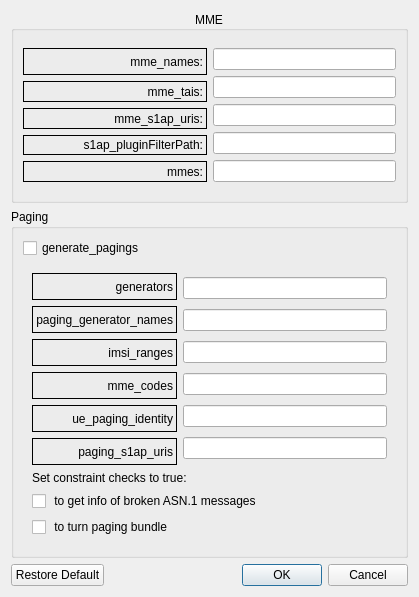
First picture: the form in LTEsimGeneratorGUI/Ui/DataForms/mmeform.ui, repository moniss23/junit4, before the edit.
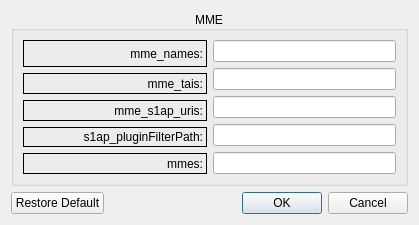
Second picture: the form after the edit.

Commit message: Added Paging window

What changed in the file:
```diff
--- a/LTEsimGeneratorGUI/Ui/DataForms/mmeform.ui
+++ b/LTEsimGeneratorGUI/Ui/DataForms/mmeform.ui
@@ -7,7 +7,7 @@
     <x>0</x>
     <y>0</y>
     <width>419</width>
-    <height>597</height>
+    <height>213</height>
    </rect>
   </property>
   <property name="windowTitle">
@@ -163,269 +163,6 @@
        </layout>
       </widget>
      </item>
-     <item>
-      <widget class="QGroupBox" name="gbPaging">
-       <property name="enabled">
-        <bool>true</bool>
-       </property>
-       <property name="title">
-        <string>Paging</string>
-       </property>
-       <layout class="QGridLayout" name="gridLayout_3">
-        <item row="1" column="1">
-         <widget class="QFrame" name="pagings">
-          <property name="enabled">
-           <bool>true</bool>
-          </property>
-          <property name="frameShape">
-           <enum>QFrame::NoFrame</enum>
-          </property>
-          <property name="frameShadow">
-           <enum>QFrame::Raised</enum>
-          </property>
-          <layout class="QGridLayout" name="gridLayout_2">
-           <item row="1" column="0">
-            <layout class="QVBoxLayout" name="verticalLayout_5">
-             <item>
-              <layout class="QHBoxLayout" name="horizontalLayout_2">
-               <item>
-                <layout class="QVBoxLayout" name="verticalLayout_3">
-                 <item>
-                  <widget class="QLabel" name="lbl_2">
-                   <property name="enabled">
-                    <bool>true</bool>
-                   </property>
-                   <property name="minimumSize">
-                    <size>
-                     <width>0</width>
-                     <height>27</height>
-                    </size>
-                   </property>
-                   <property name="frameShape">
-                    <enum>QFrame::Box</enum>
-                   </property>
-                   <property name="frameShadow">
-                    <enum>QFrame::Plain</enum>
-                   </property>
-                   <property name="text">
-                    <string>generators</string>
-                   </property>
-                   <property name="alignment">
-                    <set>Qt::AlignRight|Qt::AlignTrailing|Qt::AlignVCenter</set>
-                   </property>
-                  </widget>
-                 </item>
-                 <item>
-                  <widget class="QLabel" name="lbl_3">
-                   <property name="enabled">
-                    <bool>true</bool>
-                   </property>
-                   <property name="minimumSize">
-                    <size>
-                     <width>0</width>
-                     <height>27</height>
-                    </size>
-                   </property>
-                   <property name="frameShape">
-                    <enum>QFrame::Box</enum>
-                   </property>
-                   <property name="frameShadow">
-                    <enum>QFrame::Plain</enum>
-                   </property>
-                   <property name="text">
-                    <string>paging_generator_names</string>
-                   </property>
-                   <property name="alignment">
-                    <set>Qt::AlignRight|Qt::AlignTrailing|Qt::AlignVCenter</set>
-                   </property>
-                  </widget>
-                 </item>
-                 <item>
-                  <widget class="QLabel" name="lbl_5">
-                   <property name="enabled">
-                    <bool>true</bool>
-                   </property>
-                   <property name="minimumSize">
-                    <size>
-                     <width>0</width>
-                     <height>27</height>
-                    </size>
-                   </property>
-                   <property name="frameShape">
-                    <enum>QFrame::Box</enum>
-                   </property>
-                   <property name="frameShadow">
-                    <enum>QFrame::Plain</enum>
-                   </property>
-                   <property name="text">
-                    <string>imsi_ranges</string>
-                   </property>
-                   <property name="alignment">
-                    <set>Qt::AlignRight|Qt::AlignTrailing|Qt::AlignVCenter</set>
-                   </property>
-                  </widget>
-                 </item>
-                 <item>
-                  <widget class="QLabel" name="lbl_7">
-                   <property name="enabled">
-                    <bool>true</bool>
-                   </property>
-                   <property name="minimumSize">
-                    <size>
-                     <width>0</width>
-                     <height>27</height>
-                    </size>
-                   </property>
-                   <property name="frameShape">
-                    <enum>QFrame::Box</enum>
-                   </property>
-                   <property name="frameShadow">
-                    <enum>QFrame::Plain</enum>
-                   </property>
-                   <property name="text">
-                    <string>mme_codes</string>
-                   </property>
-                   <property name="alignment">
-                    <set>Qt::AlignRight|Qt::AlignTrailing|Qt::AlignVCenter</set>
-                   </property>
-                  </widget>
-                 </item>
-                 <item>
-                  <widget class="QLabel" name="lbl_6">
-                   <property name="enabled">
-                    <bool>true</bool>
-                   </property>
-                   <property name="minimumSize">
-                    <size>
-                     <width>0</width>
-                     <height>27</height>
-                    </size>
-                   </property>
-                   <property name="frameShape">
-                    <enum>QFrame::Box</enum>
-                   </property>
-                   <property name="frameShadow">
-                    <enum>QFrame::Plain</enum>
-                   </property>
-                   <property name="text">
-                    <string>ue_paging_identity</string>
-                   </property>
-                   <property name="alignment">
-                    <set>Qt::AlignRight|Qt::AlignTrailing|Qt::AlignVCenter</set>
-                   </property>
-                  </widget>
-                 </item>
-                 <item>
-                  <widget class="QLabel" name="lbl_4">
-                   <property name="enabled">
-                    <bool>true</bool>
-                   </property>
-                   <property name="minimumSize">
-                    <size>
-                     <width>0</width>
-                     <height>27</height>
-                    </size>
-                   </property>
-                   <property name="frameShape">
-                    <enum>QFrame::Box</enum>
-                   </property>
-                   <property name="frameShadow">
-                    <enum>QFrame::Plain</enum>
-                   </property>
-                   <property name="text">
-                    <string>paging_s1ap_uris</string>
-                   </property>
-                   <property name="alignment">
-                    <set>Qt::AlignRight|Qt::AlignTrailing|Qt::AlignVCenter</set>
-                   </property>
-                  </widget>
-                 </item>
-                </layout>
-               </item>
-               <item>
-                <layout class="QVBoxLayout" name="verticalLayout_4">
-                 <item>
-                  <widget class="QLineEdit" name="tet_generators">
-                   <property name="enabled">
-                    <bool>true</bool>
-                   </property>
-                  </widget>
-                 </item>
-                 <item>
-                  <widget class="QLineEdit" name="tet_paging_generator_names">
-                   <property name="enabled">
-                    <bool>true</bool>
-                   </property>
-                  </widget>
-                 </item>
-                 <item>
-                  <widget class="QLineEdit" name="tet_imsi_ranges">
-                   <property name="enabled">
-                    <bool>true</bool>
-                   </property>
-                  </widget>
-                 </item>
-                 <item>
-                  <widget class="QLineEdit" name="tet_mme_codes">
-                   <property name="enabled">
-                    <bool>true</bool>
-                   </property>
-                  </widget>
-                 </item>
-                 <item>
-                  <widget class="QLineEdit" name="tet_ue_paging_identity">
-                   <property name="enabled">
-                    <bool>true</bool>
-                   </property>
-                  </widget>
-                 </item>
-                 <item>
-                  <widget class="QLineEdit" name="tet_paging_s1ap_uris">
-                   <property name="enabled">
-                    <bool>true</bool>
-                   </property>
-                  </widget>
-                 </item>
-                </layout>
-               </item>
-              </layout>
-             </item>
-             <item>
-              <widget class="QLabel" name="label">
-               <property name="text">
-                <string>Set constraint checks to true: </string>
-               </property>
-              </widget>
-             </item>
-             <item>
-              <widget class="QCheckBox" name="checkBox_s1ap_checkASN1_constraints">
-               <property name="text">
-                <string> to get info of broken ASN.1 messages</string>
-               </property>
-              </widget>
-             </item>
-             <item>
-              <widget class="QCheckBox" name="checkBox_bundle_paging">
-               <property name="text">
-                <string> to turn paging bundle</string>
-               </property>
-              </widget>
-             </item>
-            </layout>
-           </item>
-          </layout>
-         </widget>
-        </item>
-        <item row="0" column="1">
-         <widget class="QCheckBox" name="checkBox_generate_pagings">
-          <property name="text">
-           <string>generate_pagings</string>
-          </property>
-         </widget>
-        </item>
-       </layout>
-      </widget>
-     </item>
     </layout>
    </item>
    <item row="1" column="0">
```
The commit also changes 10 other files.
